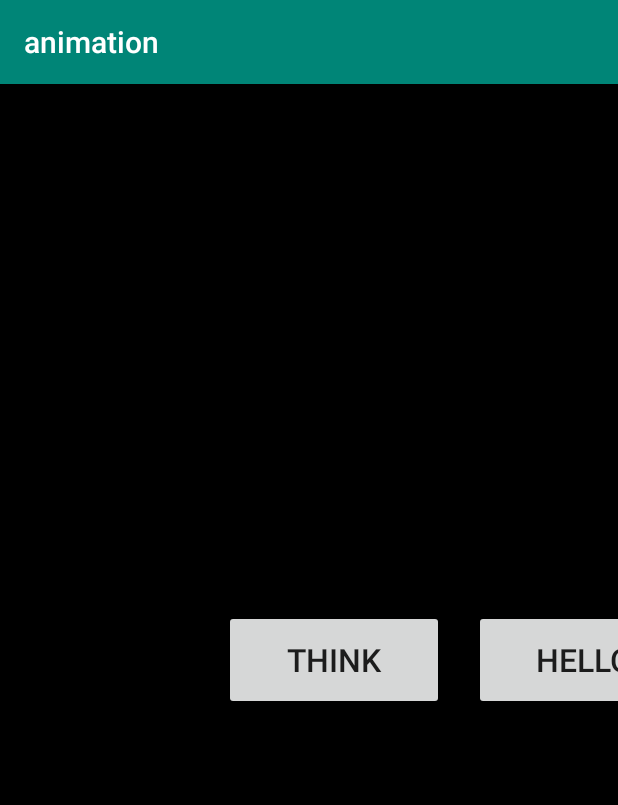
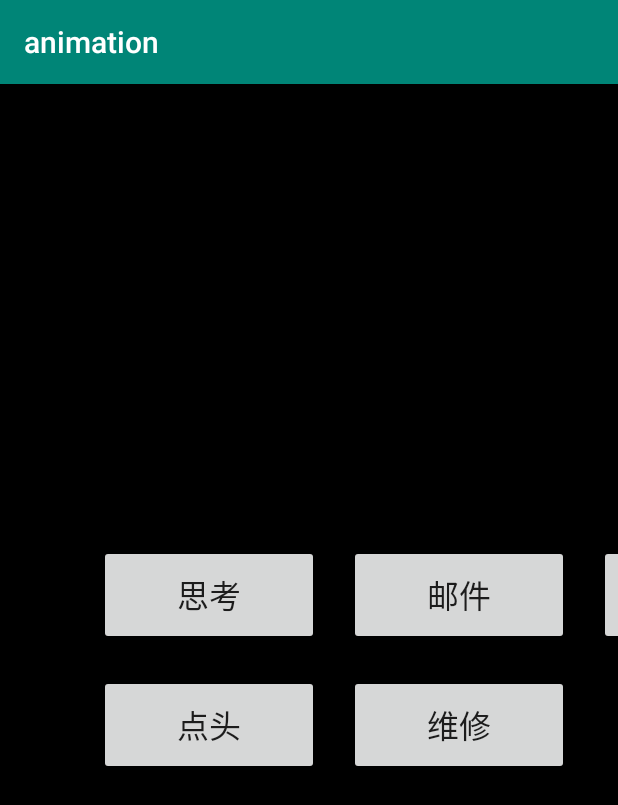
Before and after one commit to wanwan12/animation, an Android app: the screen it shows after launch (MainActivity), on a phone screen of 412 x 824 dp. Shown: the top 805 px of the screen. Run offline under Robolectric (Android 15) with nearby library versions, the phone set to English and light mode, and no system bars; libraries missing offline, so code that uses them is left out: org.egret.egretnativeandroid, org.egret.runtime; 11 statements that could not run were skipped.

Commit message:
fix: 添加思考，邮件，音乐，点头，维修动画
Signed-off-by: changzhengwan <changzhengwan@ecarx.com.cn>

```diff
--- a/app/src/main/java/com/wanwan/animation/MainActivity.java
+++ b/app/src/main/java/com/wanwan/animation/MainActivity.java
@@ -20,7 +20,6 @@ public class MainActivity extends AppCompatActivity implements View.OnClickListe
     private final String TAG = "MainActivity";
     private EgretNativeAndroid nativeAndroid;
     private FrameLayout flAnimation;
-    private Button btnThink, btnHello;
 
     @Override
     protected void onCreate(Bundle savedInstanceState) {
@@ -28,11 +27,12 @@ public class MainActivity extends AppCompatActivity implements View.OnClickListe
         setContentView(R.layout.activity_main);
 
         flAnimation = findViewById(R.id.fl_animation);
-        btnThink = findViewById(R.id.btn_think);
-        btnHello = findViewById(R.id.btn_hello);
 
-        btnThink.setOnClickListener(this);
-        btnHello.setOnClickListener(this);
+        findViewById(R.id.btn_think).setOnClickListener(this);
+        findViewById(R.id.btn_email).setOnClickListener(this);
+        findViewById(R.id.btn_music).setOnClickListener(this);
+        findViewById(R.id.btn_nod).setOnClickListener(this);
+        findViewById(R.id.btn_repair).setOnClickListener(this);
 
         nativeAndroid = new EgretNativeAndroid(this);
         if (!nativeAndroid.checkGlEsVersion()) {
@@ -99,9 +99,14 @@ public class MainActivity extends AppCompatActivity implements View.OnClickListe
     public void onClick(View v) {
         if(v.getId() == R.id.btn_think){
             nativeAndroid.callExternalInterface("sendToJS", "think");
-        }else if(v.getId() == R.id.btn_hello){
-            nativeAndroid.callExternalInterface("sendToJS", "hello");
-//            nativeAndroid.callExternalInterface("sendToJS", bitmap);
+        }else if(v.getId() == R.id.btn_email){
+            nativeAndroid.callExternalInterface("sendToJS", "email");
+        }else if(v.getId() == R.id.btn_music){
+            nativeAndroid.callExternalInterface("sendToJS", "music");
+        }else if(v.getId() == R.id.btn_nod){
+            nativeAndroid.callExternalInterface("sendToJS", "nod");
+        }else if(v.getId() == R.id.btn_repair){
+            nativeAndroid.callExternalInterface("sendToJS", "repair");
         }
     }
 
--- a/app/src/main/res/layout/activity_main.xml
+++ b/app/src/main/res/layout/activity_main.xml
@@ -30,16 +30,45 @@
             android:id="@+id/btn_think"
             android:layout_width="220px"
             android:layout_height="100px"
-            android:text="think"
+            android:text="思考"
             android:textSize="32px" />
 
         <Button
-            android:id="@+id/btn_hello"
+            android:id="@+id/btn_email"
             android:layout_width="220px"
             android:layout_height="100px"
             android:layout_marginLeft="30px"
             android:layout_toRightOf="@id/btn_think"
-            android:text="hello"
+            android:text="邮件"
+            android:textSize="32px" />
+
+        <Button
+            android:id="@+id/btn_music"
+            android:layout_width="220px"
+            android:layout_height="100px"
+            android:layout_marginLeft="30px"
+            android:layout_toRightOf="@id/btn_email"
+            android:text="音乐"
+            android:textSize="32px" />
+
+        <Button
+            android:id="@+id/btn_nod"
+            android:layout_width="220px"
+            android:layout_height="100px"
+            android:layout_marginTop="30px"
+            android:layout_below="@id/btn_think"
+            android:text="点头"
+            android:textSize="32px" />
+
+        <Button
+            android:id="@+id/btn_repair"
+            android:layout_width="220px"
+            android:layout_height="100px"
+            android:layout_marginTop="30px"
+            android:layout_below="@id/btn_think"
+            android:layout_marginLeft="30px"
+            android:layout_toRightOf="@id/btn_think"
+            android:text="维修"
             android:textSize="32px" />
     </RelativeLayout>
 
```
Also changed, not shown: 14 other files.
